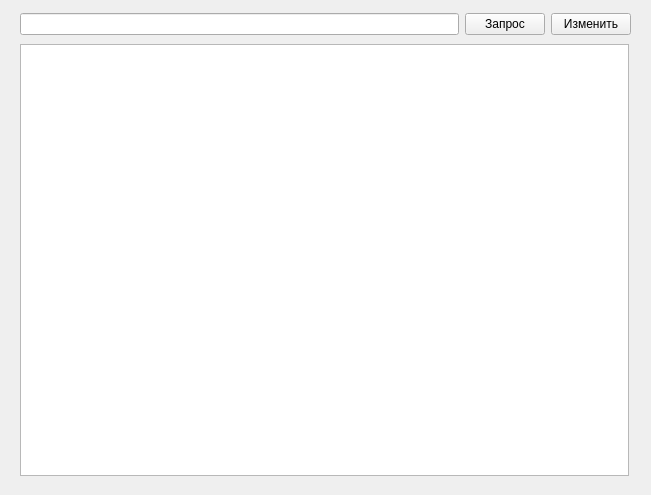
AkshiAndrey/Yad2, file main.ui: the form before one commit.
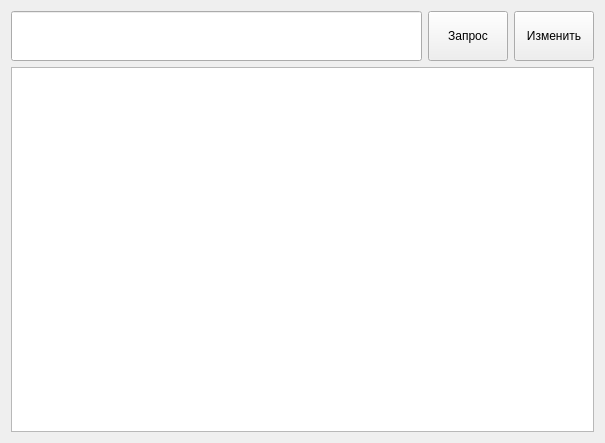
The form after the commit.

Diff of the .ui file:
```diff
--- a/main.ui
+++ b/main.ui
@@ -6,30 +6,36 @@
    <rect>
     <x>0</x>
     <y>0</y>
-    <width>651</width>
-    <height>495</height>
+    <width>605</width>
+    <height>443</height>
    </rect>
   </property>
   <property name="windowTitle">
    <string>Form</string>
   </property>
-  <widget class="QWidget" name="layoutWidget">
-   <property name="geometry">
-    <rect>
-     <x>20</x>
-     <y>10</y>
-     <width>611</width>
-     <height>471</height>
-    </rect>
-   </property>
+  <layout class="QHBoxLayout" name="horizontalLayout_2">
+   <item>
    <layout class="QVBoxLayout" name="verticalLayout">
     <item>
      <layout class="QHBoxLayout" name="horizontalLayout">
       <item>
-       <widget class="QLineEdit" name="lineEdit"/>
+        <widget class="QLineEdit" name="lineEdit">
+         <property name="minimumSize">
+          <size>
+           <width>0</width>
+           <height>50</height>
+          </size>
+         </property>
+        </widget>
       </item>
       <item>
        <widget class="QPushButton" name="pushButton">
+         <property name="sizePolicy">
+          <sizepolicy hsizetype="Minimum" vsizetype="Preferred">
+           <horstretch>0</horstretch>
+           <verstretch>0</verstretch>
+          </sizepolicy>
+         </property>
         <property name="text">
          <string>Запрос</string>
         </property>
@@ -37,6 +43,12 @@
       </item>
       <item>
        <widget class="QPushButton" name="pushButton_2">
+         <property name="sizePolicy">
+          <sizepolicy hsizetype="Minimum" vsizetype="Preferred">
+           <horstretch>0</horstretch>
+           <verstretch>0</verstretch>
+          </sizepolicy>
+         </property>
         <property name="text">
          <string>Изменить</string>
         </property>
@@ -46,16 +58,23 @@
     </item>
     <item>
      <widget class="QTableWidget" name="tableWidget">
+       <property name="sizePolicy">
+        <sizepolicy hsizetype="MinimumExpanding" vsizetype="MinimumExpanding">
+         <horstretch>0</horstretch>
+         <verstretch>0</verstretch>
+        </sizepolicy>
+       </property>
       <property name="maximumSize">
        <size>
-        <width>609</width>
-        <height>432</height>
+         <width>1000</width>
+         <height>1000</height>
        </size>
       </property>
      </widget>
     </item>
    </layout>
-  </widget>
+   </item>
+  </layout>
  </widget>
  <resources/>
  <connections/>
```
Lines whose indentation alone changed are shown as unchanged.
